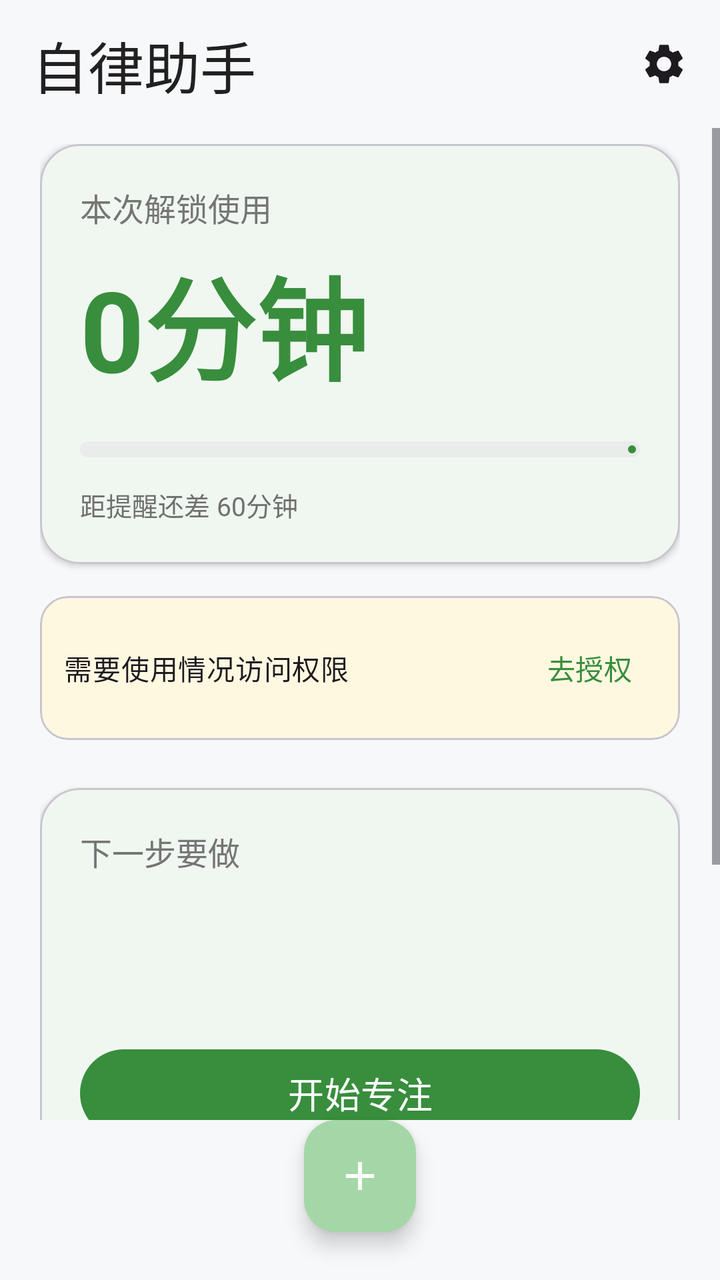
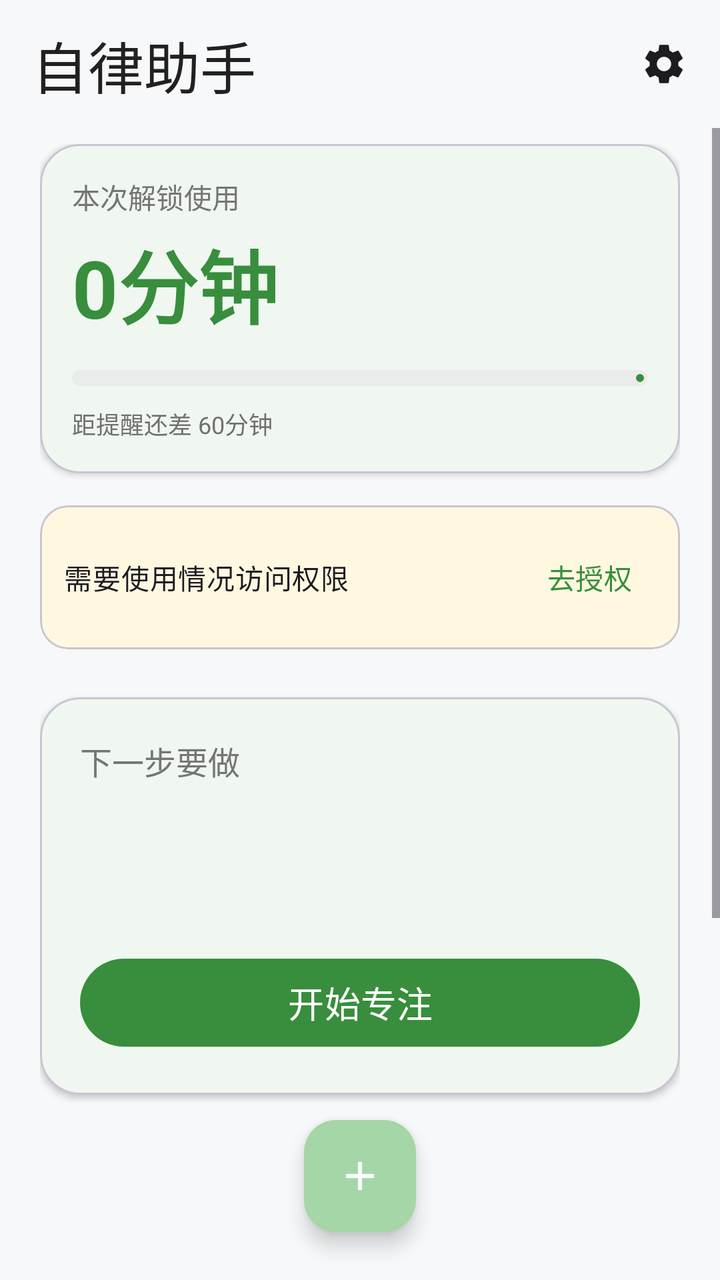

Screens rendered from an Android XML layout before and after an edit, with the pre-edit source and the edit as a unified diff.
<!-- AndroidManifest.xml: application theme Theme.SelfDiscipline -->
<!-- res/layout/activity_main.xml -->
<?xml version="1.0" encoding="utf-8"?>
<LinearLayout xmlns:android="http://schemas.android.com/apk/res/android"
    xmlns:app="http://schemas.android.com/apk/res-auto"
    android:layout_width="match_parent"
    android:layout_height="match_parent"
    android:background="@color/bg"
    android:orientation="vertical">

    <com.google.android.material.appbar.MaterialToolbar
        android:id="@+id/toolbar"
        android:layout_width="match_parent"
        android:layout_height="wrap_content"
        android:background="@color/bg"
        android:paddingTop="8dp"
        android:paddingBottom="8dp"
        app:title="自律助手"
        app:titleTextAppearance="@style/TextAppearance.App.Title">

        <ImageView
            android:id="@+id/btnSettings"
            android:layout_width="44dp"
            android:layout_height="44dp"
            android:layout_gravity="end"
            android:layout_marginEnd="6dp"
            android:background="?attr/selectableItemBackgroundBorderless"
            android:contentDescription="设置"
            android:padding="10dp"
            android:src="@drawable/ic_settings" />
    </com.google.android.material.appbar.MaterialToolbar>

    <ScrollView
        android:layout_width="match_parent"
        android:layout_height="0dp"
        android:layout_weight="1"
        android:fillViewport="true">

        <LinearLayout
            android:layout_width="match_parent"
            android:layout_height="wrap_content"
            android:orientation="vertical"
            android:paddingStart="20dp"
            android:paddingEnd="20dp"
            android:paddingTop="8dp"
            android:paddingBottom="96dp">

            
            <com.google.android.material.card.MaterialCardView
                android:layout_width="match_parent"
                android:layout_height="wrap_content"
                app:cardBackgroundColor="@color/surface"
                app:cardCornerRadius="20dp"
                app:cardElevation="2dp">

                <LinearLayout
                    android:layout_width="match_parent"
                    android:layout_height="wrap_content"
                    android:orientation="vertical"
                    android:padding="20dp">

                    <TextView
                        android:layout_width="wrap_content"
                        android:layout_height="wrap_content"
                        android:text="本次解锁使用"
                        android:textColor="@color/text_label"
                        android:textSize="16sp" />

                    <TextView
                        android:id="@+id/tvUsage"
                        android:layout_width="wrap_content"
                        android:layout_height="wrap_content"
                        android:layout_marginTop="6dp"
                        android:text="0分钟"
                        android:textColor="@color/primary"
                        android:textSize="56sp"
                        android:textStyle="bold" />

                    <com.google.android.material.progressindicator.LinearProgressIndicator
                        android:id="@+id/progressUsage"
                        android:layout_width="match_parent"
                        android:layout_height="wrap_content"
                        android:layout_marginTop="18dp"
                        android:max="100"
                        app:indicatorColor="@color/primary"
                        app:trackColor="@color/surface_variant"
                        app:trackCornerRadius="4dp"
                        app:trackThickness="8dp" />

                    <TextView
                        android:id="@+id/tvUsageHint"
                        android:layout_width="wrap_content"
                        android:layout_height="wrap_content"
                        android:layout_marginTop="14dp"
                        android:text="距提醒还差 60分钟"
                        android:textColor="@color/text_secondary"
                        android:textSize="13sp" />
                </LinearLayout>
            </com.google.android.material.card.MaterialCardView>

            
            <com.google.android.material.card.MaterialCardView
                android:id="@+id/cardPermission"
                android:layout_width="match_parent"
                android:layout_height="wrap_content"
                android:layout_marginTop="16dp"
                app:cardBackgroundColor="#FFF8E1"
                app:cardCornerRadius="14dp"
                app:cardElevation="0dp">

                <LinearLayout
                    android:layout_width="match_parent"
                    android:layout_height="wrap_content"
                    android:gravity="center_vertical"
                    android:orientation="horizontal"
                    android:padding="12dp">

                    <TextView
                        android:layout_width="0dp"
                        android:layout_height="wrap_content"
                        android:layout_weight="1"
                        android:text="需要使用情况访问权限"
                        android:textAppearance="?attr/textAppearanceBodyMedium" />

                    <com.google.android.material.button.MaterialButton
                        android:id="@+id/btnGrantPermission"
                        android:layout_width="wrap_content"
                        android:layout_height="wrap_content"
                        android:minWidth="0dp"
                        android:paddingStart="14dp"
                        android:paddingEnd="14dp"
                        android:text="去授权"
                        style="@style/Widget.Material3.Button.TextButton" />
                </LinearLayout>
            </com.google.android.material.card.MaterialCardView>

            
            <com.google.android.material.card.MaterialCardView
                android:id="@+id/cardNextTask"
                android:layout_width="match_parent"
                android:layout_height="wrap_content"
                android:layout_marginTop="24dp"
                android:clickable="true"
                android:focusable="true"
                android:foreground="?attr/selectableItemBackground"
                app:cardBackgroundColor="@color/surface"
                app:cardCornerRadius="20dp"
                app:cardElevation="2dp">

                <LinearLayout
                    android:layout_width="match_parent"
                    android:layout_height="wrap_content"
                    android:orientation="vertical"
                    android:padding="20dp">

                    <TextView
                        android:layout_width="wrap_content"
                        android:layout_height="wrap_content"
                        android:text="下一步要做"
                        android:textColor="@color/text_label"
                        android:textSize="16sp" />

                    <TextView
                        android:id="@+id/tvNextTitle"
                        android:layout_width="wrap_content"
                        android:layout_height="wrap_content"
                        android:layout_marginTop="6dp"
                        android:textColor="@color/text_primary"
                        android:textSize="24sp"
                        android:textStyle="bold" />

                    <TextView
                        android:id="@+id/tvNextMeta"
                        android:layout_width="wrap_content"
                        android:layout_height="wrap_content"
                        android:layout_marginTop="6dp"
                        android:textColor="@color/text_secondary"
                        android:textSize="14sp" />

                    <com.google.android.material.button.MaterialButton
                        android:id="@+id/btnStartFocus"
                        android:layout_width="match_parent"
                        android:layout_height="52dp"
                        android:layout_marginTop="20dp"
                        android:text="开始专注"
                        android:textSize="18sp" />
                </LinearLayout>
            </com.google.android.material.card.MaterialCardView>

            
            <TextView
                android:id="@+id/tvTodayStats"
                android:layout_width="match_parent"
                android:layout_height="wrap_content"
                android:layout_marginTop="24dp"
                android:gravity="center"
                android:text="今日已完成 0 · 待办 0"
                android:textColor="@color/text_secondary"
                android:textSize="13sp" />

            
            <com.google.android.material.card.MaterialCardView
                android:id="@+id/cardNoTask"
                android:layout_width="match_parent"
                android:layout_height="wrap_content"
                android:layout_marginTop="24dp"
                android:visibility="gone"
                app:cardBackgroundColor="@color/surface"
                app:cardCornerRadius="20dp"
                app:cardElevation="2dp">

                <LinearLayout
                    android:layout_width="match_parent"
                    android:layout_height="wrap_content"
                    android:gravity="center"
                    android:orientation="vertical"
                    android:padding="24dp">

                    <TextView
                        android:layout_width="wrap_content"
                        android:layout_height="wrap_content"
                        android:text="暂无待办任务"
                        android:textAppearance="?attr/textAppearanceTitleMedium"
                        android:textColor="@color/text_secondary" />

                    <com.google.android.material.button.MaterialButton
                        android:id="@+id/btnGoAddTask"
                        android:layout_width="wrap_content"
                        android:layout_height="wrap_content"
                        android:layout_marginTop="8dp"
                        android:text="去添加任务"
                        style="@style/Widget.Material3.Button.TonalButton" />
                </LinearLayout>
            </com.google.android.material.card.MaterialCardView>
        </LinearLayout>
    </ScrollView>

    
    <com.google.android.material.floatingactionbutton.FloatingActionButton
        android:id="@+id/fabAddTodo"
        android:layout_width="wrap_content"
        android:layout_height="wrap_content"
        android:layout_gravity="bottom|center_horizontal"
        android:layout_marginBottom="24dp"
        android:contentDescription="快速添加待办"
        android:src="@drawable/ic_add"
        app:tint="@android:color/white" />
</LinearLayout>
<!-- resources referenced by this layout -->
<resources>
  <color name="bg">#F7F8F9</color>
  <color name="primary">#388E3C</color>
  <color name="surface">#FFFFFF</color>
  <color name="surface_variant">#EAECEB</color>
  <color name="text_label">#757575</color>
  <color name="text_primary">#212121</color>
  <color name="text_secondary">#707070</color>
  <!-- drawable ic_add (drawable) -->
  <?xml version="1.0" encoding="utf-8"?>
  <vector xmlns:android="http://schemas.android.com/apk/res/android"
      android:width="24dp"
      android:height="24dp"
      android:viewportWidth="24"
      android:viewportHeight="24">
      <path
          android:fillColor="#FFFFFFFF"
          android:pathData="M19,13H13V19H11V13H5V11H11V5H13V11H19V13Z" />
  </vector>
  <!-- drawable ic_settings (drawable) -->
  <?xml version="1.0" encoding="utf-8"?>
  <vector xmlns:android="http://schemas.android.com/apk/res/android"
      android:width="24dp"
      android:height="24dp"
      android:viewportWidth="24"
      android:viewportHeight="24"
      android:tint="?attr/colorOnSurface">
      <path
          android:fillColor="#FF000000"
          android:pathData="M19.14,12.94c0.04,-0.3 0.06,-0.61 0.06,-0.94c0,-0.32 -0.02,-0.64 -0.07,-0.94l2.03,-1.58c0.18,-0.14 0.23,-0.41 0.12,-0.61l-1.92,-3.32c-0.12,-0.22 -0.37,-0.29 -0.59,-0.22l-2.39,0.96c-0.5,-0.38 -1.03,-0.7 -1.62,-0.94L14.4,2.81c-0.04,-0.24 -0.24,-0.41 -0.48,-0.41h-3.84c-0.24,0 -0.43,0.17 -0.47,0.41L9.25,5.35C8.66,5.59 8.12,5.92 7.63,6.29L5.24,5.33c-0.22,-0.08 -0.47,0 -0.59,0.22L2.74,8.87C2.62,9.08 2.66,9.34 2.86,9.48l2.03,1.58C4.84,11.36 4.8,11.69 4.8,12s0.02,0.64 0.07,0.94l-2.03,1.58c-0.18,0.14 -0.23,0.41 -0.12,0.61l1.92,3.32c0.12,0.22 0.37,0.29 0.59,0.22l2.39,-0.96c0.5,0.38 1.03,0.7 1.62,0.94l0.36,2.54c0.05,0.24 0.24,0.41 0.48,0.41h3.84c0.24,0 0.44,-0.17 0.47,-0.41l0.36,-2.54c0.59,-0.24 1.13,-0.56 1.62,-0.94l2.39,0.96c0.22,0.08 0.47,0 0.59,-0.22l1.92,-3.32c0.12,-0.22 0.07,-0.47 -0.12,-0.61L19.14,12.94zM12,15.6c-1.98,0 -3.6,-1.62 -3.6,-3.6s1.62,-3.6 3.6,-3.6s3.6,1.62 3.6,3.6S13.98,15.6 12,15.6z" />
  </vector>
  <style name="TextAppearance.App.Title" parent="TextAppearance.Material3.TitleLarge">
          <item name="android:textSize">28sp</item>
          <item name="android:fontFamily">sans-serif-medium</item>
          <item name="android:textColor">@color/text_primary</item>
      </style>
  <style name="Theme.SelfDiscipline" parent="Theme.Material3.Light.NoActionBar">
          <item name="colorPrimary">@color/primary</item>
          <item name="colorOnPrimary">@color/white</item>
          <item name="colorPrimaryContainer">@color/primary_container</item>
          <item name="colorOnPrimaryContainer">@color/on_primary_container</item>
          <item name="colorSurface">@color/surface</item>
          <item name="colorSurfaceVariant">@color/surface_variant</item>
          <item name="android:windowBackground">@color/bg</item>
          <item name="android:statusBarColor">@color/bg</item>
          <item name="android:windowLightStatusBar">true</item>
      </style>
  <color name="white">#FFFFFF</color>
  <color name="primary_container">#A5D6A7</color>
  <color name="on_primary_container">#1B5E20</color>
</resources>

<!-- the commit's change to res/layout/activity_main.xml (unified diff, before → after) -->
@@ -55,30 +55,30 @@
                     android:layout_width="match_parent"
                     android:layout_height="wrap_content"
                     android:orientation="vertical"
-                    android:padding="20dp">
+                    android:padding="16dp">
 
                     <TextView
                         android:layout_width="wrap_content"
                         android:layout_height="wrap_content"
                         android:text="本次解锁使用"
                         android:textColor="@color/text_label"
-                        android:textSize="16sp" />
+                        android:textSize="14sp" />
 
                     <TextView
                         android:id="@+id/tvUsage"
                         android:layout_width="wrap_content"
                         android:layout_height="wrap_content"
-                        android:layout_marginTop="6dp"
+                        android:layout_marginTop="4dp"
                         android:text="0分钟"
                         android:textColor="@color/primary"
-                        android:textSize="56sp"
+                        android:textSize="40sp"
                         android:textStyle="bold" />
 
                     <com.google.android.material.progressindicator.LinearProgressIndicator
                         android:id="@+id/progressUsage"
                         android:layout_width="match_parent"
                         android:layout_height="wrap_content"
-                        android:layout_marginTop="18dp"
+                        android:layout_marginTop="14dp"
                         android:max="100"
                         app:indicatorColor="@color/primary"
                         app:trackColor="@color/surface_variant"
@@ -89,10 +89,10 @@
                         android:id="@+id/tvUsageHint"
                         android:layout_width="wrap_content"
                         android:layout_height="wrap_content"
-                        android:layout_marginTop="14dp"
+                        android:layout_marginTop="10dp"
                         android:text="距提醒还差 60分钟"
                         android:textColor="@color/text_secondary"
-                        android:textSize="13sp" />
+                        android:textSize="12sp" />
                 </LinearLayout>
             </com.google.android.material.card.MaterialCardView>
 
